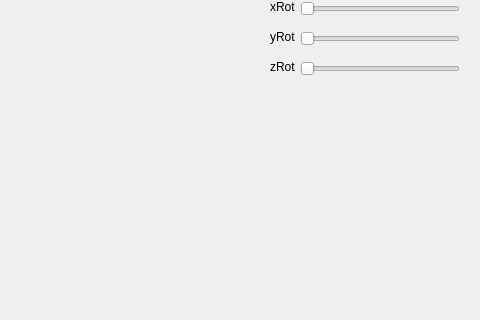
Above: res/MainWindow.ui from ernads93/Visualisierung1WS15 before the change; both pictures show x 520 to 1000 and y 110 to 430 of the 1000 by 700 pixel window. Below: the same form after it.
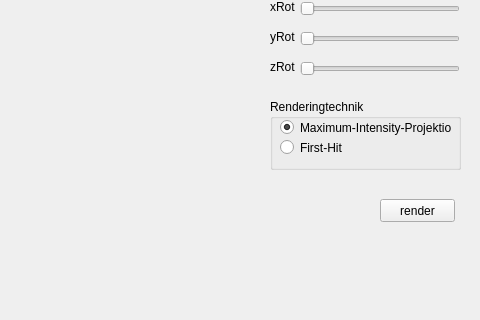
That is the form after the change. Custom widgets are drawn as their Qt base class.

Commit message: add rendering technique first hit and radio buttons

Diff of the .ui file:
```diff
--- a/res/MainWindow.ui
+++ b/res/MainWindow.ui
@@ -174,6 +174,61 @@
      <string>zRot</string>
     </property>
    </widget>
+   <widget class="QGroupBox" name="renderingGroup">
+    <property name="geometry">
+     <rect>
+      <x>790</x>
+      <y>190</y>
+      <width>191</width>
+      <height>71</height>
+     </rect>
+    </property>
+    <property name="title">
+     <string>Renderingtechnik</string>
+    </property>
+    <widget class="QRadioButton" name="radioMIP">
+     <property name="geometry">
+      <rect>
+       <x>10</x>
+       <y>20</y>
+       <width>171</width>
+       <height>17</height>
+      </rect>
+     </property>
+     <property name="text">
+      <string>Maximum-Intensity-Projektion</string>
+     </property>
+     <property name="checked">
+      <bool>true</bool>
+     </property>
+    </widget>
+    <widget class="QRadioButton" name="radioFH">
+     <property name="geometry">
+      <rect>
+       <x>10</x>
+       <y>40</y>
+       <width>82</width>
+       <height>17</height>
+      </rect>
+     </property>
+     <property name="text">
+      <string>First-Hit</string>
+     </property>
+    </widget>
+   </widget>
+   <widget class="QPushButton" name="renderButton">
+    <property name="geometry">
+     <rect>
+      <x>900</x>
+      <y>290</y>
+      <width>75</width>
+      <height>23</height>
+     </rect>
+    </property>
+    <property name="text">
+     <string>render</string>
+    </property>
+   </widget>
   </widget>
   <widget class="QMenuBar" name="menubar">
    <property name="geometry">
```
The commit also changes 6 other files.
